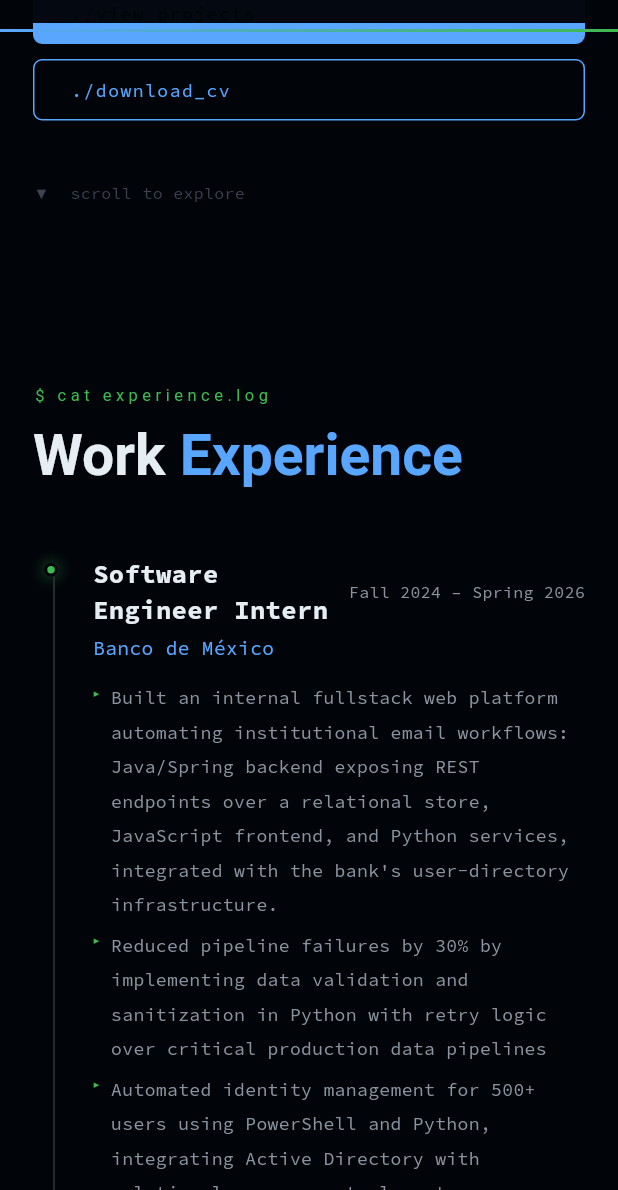
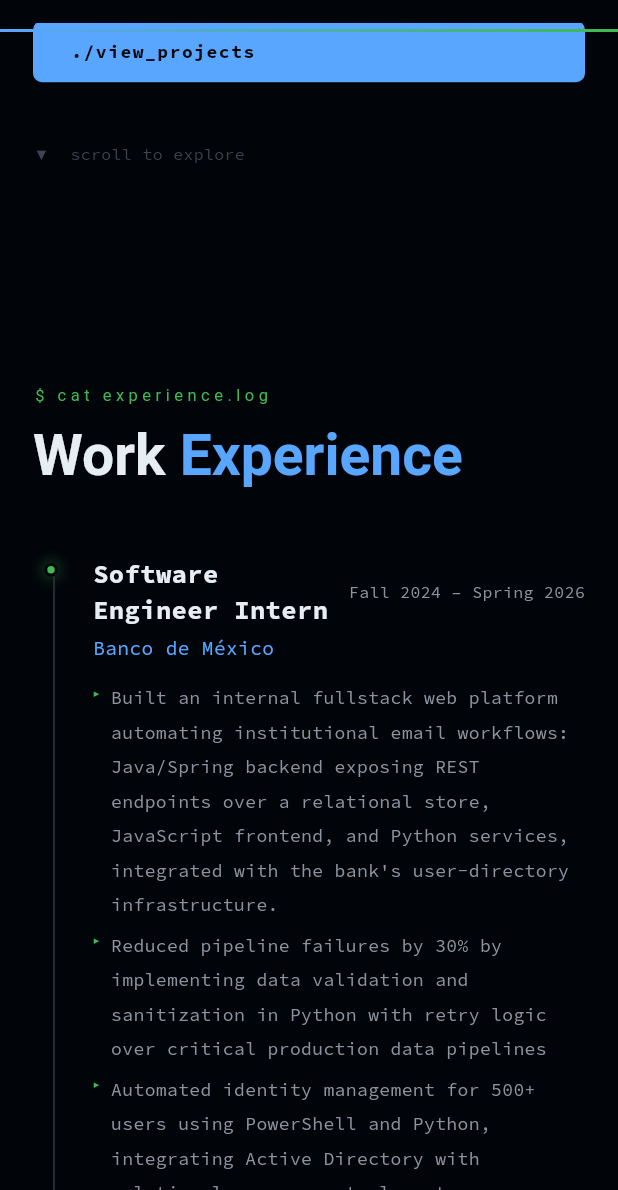
Before and after one commit to AldoZM/aldoproflie, a Flutter app: the screen it shows after launch, scrolled down 576 dp, on a phone screen of 412 x 824 dp, the part 46-1236 px from its top. Run offline on Flutter 3.47's test engine with Material 3 defaults, Android fonts, the light colour scheme and no system bars; drawn by our look-alikes of flutter_animate; our stand-ins replace google_fonts, visibility_detector.

Commit message:
fix: wire up both hero buttons
./view_projects no hacía nada (onTap vacío) y ./download_cv abría GitHub
en lugar del CV. Ahora el primero navega a #projects y el segundo solo se
renderiza cuando hay un CV que entregar.

```diff
--- a/lib/data/portfolio_data.dart
+++ b/lib/data/portfolio_data.dart
@@ -60,6 +60,9 @@ class PortfolioData {
   static const String email     = 'zetinaa3@gmail.com';
   static const String phone     = '+52 744-272-6616';
   static const String location  = 'Mexico City, Mexico';
+  // Vacío a propósito: el CV fuente tiene el apellido mal escrito ("Muñino"
+  // en vez de "Muciño"). Mientras esté vacío, el botón ./download_cv no se
+  // renderiza. Al corregirlo: colocar el PDF en web/ y poner aquí su nombre.
   static const String cvUrl     = '';
 
   static const List<Job> jobs = [
--- a/lib/home_page.dart
+++ b/lib/home_page.dart
@@ -84,7 +84,7 @@ class _HomePageState extends State<HomePage> {
               ),
               SliverList(
                 delegate: SliverChildListDelegate([
-                  HeroSection(key: _keys['home']),
+                  HeroSection(key: _keys['home'], sectionKeys: _keys),
                   ExperienceSection(key: _keys['experience']),
                   ProjectsSection(key: _keys['projects']),
                   SkillsSection(key: _keys['skills']),
--- a/lib/widgets/sections/hero_section.dart
+++ b/lib/widgets/sections/hero_section.dart
@@ -8,7 +8,8 @@ import '../shared/typewriter_text.dart';
 import '../shared/terminal_card.dart';
 
 class HeroSection extends StatefulWidget {
-  const HeroSection({super.key});
+  final Map<String, GlobalKey> sectionKeys;
+  const HeroSection({super.key, required this.sectionKeys});
 
   @override
   State<HeroSection> createState() => _HeroSectionState();
@@ -52,6 +53,14 @@ class _HeroSectionState extends State<HeroSection> {
 
   Future<void> _delay(int ms) => Future.delayed(Duration(milliseconds: ms));
   void _set(VoidCallback fn) { if (mounted) setState(fn); }
+
+  // Mismo mecanismo que DesktopNavbar._scrollTo (desktop_navbar.dart:23).
+  void _scrollToProjects() {
+    final ctx = widget.sectionKeys['projects']?.currentContext;
+    if (ctx == null) return;
+    Scrollable.ensureVisible(ctx,
+        duration: const Duration(milliseconds: 600), curve: Curves.easeInOut);
+  }
 
   @override
   Widget build(BuildContext context) {
@@ -129,16 +138,20 @@ class _HeroSectionState extends State<HeroSection> {
           if (_showButtons)
             (isMobile
                 ? Column(crossAxisAlignment: CrossAxisAlignment.stretch, children: [
-                    _HeroBtn(label: './view_projects', primary: true, onTap: () {}),
-                    const SizedBox(height: 10),
-                    _HeroBtn(label: './download_cv', primary: false,
-                        onTap: () => launchUrl(Uri.parse(PortfolioData.githubUrl))),
+                    _HeroBtn(label: './view_projects', primary: true, onTap: _scrollToProjects),
+                    if (PortfolioData.cvUrl.isNotEmpty) ...[
+                      const SizedBox(height: 10),
+                      _HeroBtn(label: './download_cv', primary: false,
+                          onTap: () => launchUrl(Uri.parse(PortfolioData.cvUrl))),
+                    ],
                   ])
                 : Row(children: [
-                    _HeroBtn(label: './view_projects', primary: true, onTap: () {}),
-                    const SizedBox(width: 12),
-                    _HeroBtn(label: './download_cv', primary: false,
-                        onTap: () => launchUrl(Uri.parse(PortfolioData.githubUrl))),
+                    _HeroBtn(label: './view_projects', primary: true, onTap: _scrollToProjects),
+                    if (PortfolioData.cvUrl.isNotEmpty) ...[
+                      const SizedBox(width: 12),
+                      _HeroBtn(label: './download_cv', primary: false,
+                          onTap: () => launchUrl(Uri.parse(PortfolioData.cvUrl))),
+                    ],
                   ])
             ).animate().fadeIn(duration: 500.ms),
           const SizedBox(height: 40),
```
Also changed, not shown: 1 other file.
